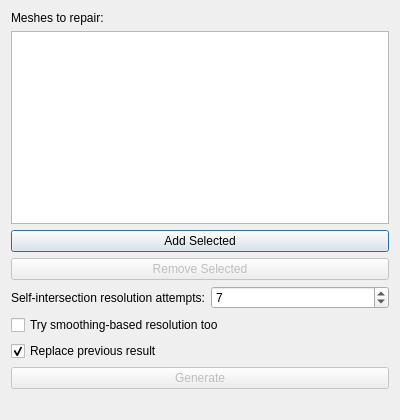
The window that ui/RepairMeshDialog.ui (sharjith/ModelViewer-Qt) describes before a commit, drawn with Qt 5.
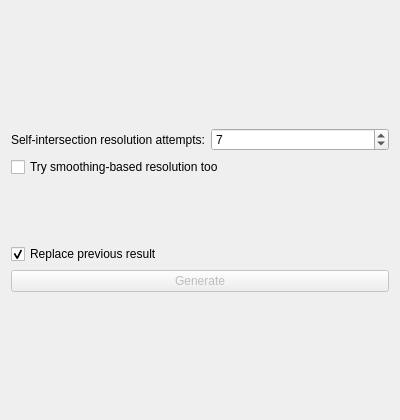
The same window after the commit. Custom widgets are drawn as their Qt base class.

Commit message: Use the shared selection box in the mesh-tool dialogs

```diff
--- a/ui/RepairMeshDialog.ui
+++ b/ui/RepairMeshDialog.ui
@@ -15,39 +15,7 @@
   </property>
   <layout class="QVBoxLayout" name="verticalLayout">
    <item>
-    <widget class="QLabel" name="meshListLabel">
-     <property name="text">
-      <string>Meshes to repair:</string>
-     </property>
-    </widget>
-   </item>
-   <item>
-    <widget class="QListWidget" name="meshList">
-     <property name="selectionMode">
-      <enum>QAbstractItemView::SelectionMode::ExtendedSelection</enum>
-     </property>
-    </widget>
-   </item>
-   <item>
-    <layout class="QVBoxLayout" name="listButtonColumn">
-     <item>
-      <widget class="QPushButton" name="addSelectedButton">
-       <property name="text">
-        <string>Add Selected</string>
-       </property>
-      </widget>
-     </item>
-     <item>
-      <widget class="QPushButton" name="removeSelectedButton">
-       <property name="enabled">
-        <bool>false</bool>
-       </property>
-       <property name="text">
-        <string>Remove Selected</string>
-       </property>
-      </widget>
-     </item>
-    </layout>
+    <widget class="MeshSelectionBox" name="meshSelectionBox" native="true"/>
    </item>
    <item>
     <layout class="QFormLayout" name="selfIntersectionForm">
@@ -124,6 +92,13 @@
    </item>
   </layout>
  </widget>
+ <customwidgets>
+  <customwidget>
+   <class>MeshSelectionBox</class>
+   <extends>QWidget</extends>
+   <header>MeshSelectionBox.h</header>
+  </customwidget>
+ </customwidgets>
  <resources/>
  <connections/>
 </ui>
```
The commit also changes 24 other files.
